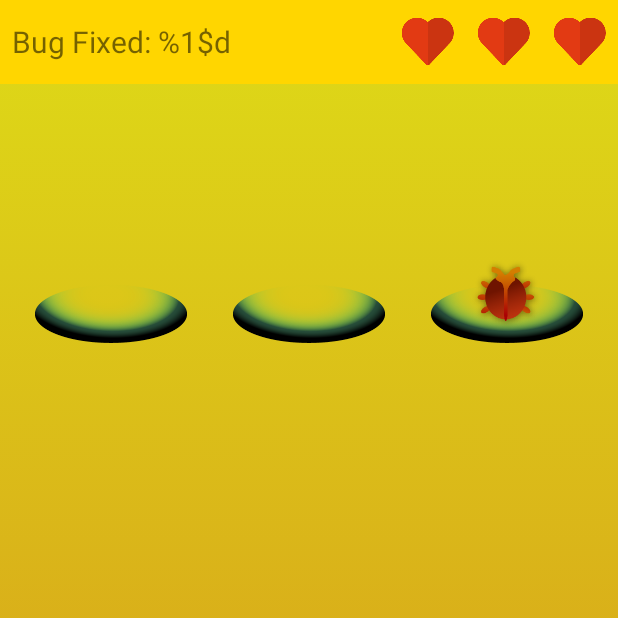
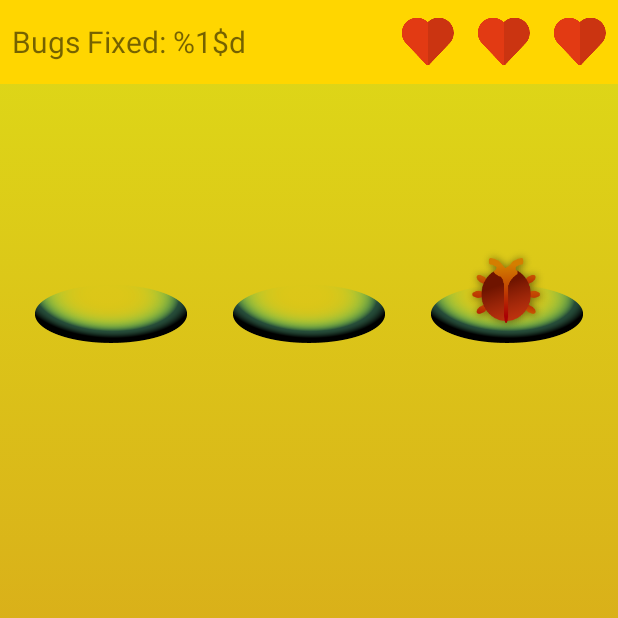
Before and after one commit to bendezu/Fixme, an Android app: the GameFieldActivity screen opened directly, with no data from a screen before it, on a phone screen of 412 x 824 dp, the top half of it. Run offline under Robolectric (Android 15) with nearby library versions, the phone set to English and light mode, and no system bars.

Commit message:
Small UI changes

```diff
--- a/app/src/main/res/layout/activity_game_field.xml
+++ b/app/src/main/res/layout/activity_game_field.xml
@@ -81,8 +81,8 @@
                     android:src="@drawable/hole" />
                 <ImageView
                     android:id="@+id/item1"
-                    android:layout_width="50dp"
-                    android:layout_height="50dp"
+                    android:layout_width="60dp"
+                    android:layout_height="60dp"
                     android:layout_gravity="center"
                     android:visibility="invisible"/>
             </FrameLayout>
@@ -100,8 +100,8 @@
                     android:src="@drawable/hole" />
                 <ImageView
                     android:id="@+id/item2"
-                    android:layout_width="50dp"
-                    android:layout_height="50dp"
+                    android:layout_width="60dp"
+                    android:layout_height="60dp"
                     android:layout_gravity="center"
                     android:visibility="invisible"/>
             </FrameLayout>
@@ -118,8 +118,8 @@
                     android:src="@drawable/hole" />
                 <ImageView
                     android:id="@+id/item3"
-                    android:layout_width="50dp"
-                    android:layout_height="50dp"
+                    android:layout_width="60dp"
+                    android:layout_height="60dp"
                     android:layout_gravity="center"
                     android:visibility="invisible"/>
             </FrameLayout>
@@ -143,8 +143,8 @@
                     android:src="@drawable/hole" />
                 <ImageView
                     android:id="@+id/item4"
-                    android:layout_width="50dp"
-                    android:layout_height="50dp"
+                    android:layout_width="60dp"
+                    android:layout_height="60dp"
                     android:layout_gravity="center"
                     android:visibility="invisible"/>
             </FrameLayout>
@@ -161,8 +161,8 @@
                     android:src="@drawable/hole" />
                 <ImageView
                     android:id="@+id/item5"
-                    android:layout_width="50dp"
-                    android:layout_height="50dp"
+                    android:layout_width="60dp"
+                    android:layout_height="60dp"
                     android:layout_gravity="center"
                     android:visibility="invisible"/>
             </FrameLayout>
@@ -179,8 +179,8 @@
                     android:src="@drawable/hole" />
                 <ImageView
                     android:id="@+id/item6"
-                    android:layout_width="50dp"
-                    android:layout_height="50dp"
+                    android:layout_width="60dp"
+                    android:layout_height="60dp"
                     android:layout_gravity="center"
                     android:visibility="invisible"/>
             </FrameLayout>
@@ -204,8 +204,8 @@
                     android:src="@drawable/hole" />
                 <ImageView
                     android:id="@+id/item7"
-                    android:layout_width="50dp"
-                    android:layout_height="50dp"
+                    android:layout_width="60dp"
+                    android:layout_height="60dp"
                     android:layout_gravity="center"
                     android:visibility="invisible"/>
             </FrameLayout>
@@ -222,8 +222,8 @@
                     android:src="@drawable/hole" />
                 <ImageView
                     android:id="@+id/item8"
-                    android:layout_width="50dp"
-                    android:layout_height="50dp"
+                    android:layout_width="60dp"
+                    android:layout_height="60dp"
                     android:layout_gravity="center"
                     android:visibility="invisible"/>
             </FrameLayout>
@@ -240,8 +240,8 @@
                     android:src="@drawable/hole" />
                 <ImageView
                     android:id="@+id/item9"
-                    android:layout_width="50dp"
-                    android:layout_height="50dp"
+                    android:layout_width="60dp"
+                    android:layout_height="60dp"
                     android:layout_gravity="center"
                     android:visibility="invisible"/>
             </FrameLayout>
--- a/app/src/main/res/values/strings.xml
+++ b/app/src/main/res/values/strings.xml
@@ -1,4 +1,4 @@
 <resources>
     <string name="app_name">FIXME</string>
-    <string name="bugFixed">Bug Fixed: %1$d</string>
+    <string name="bugFixed">Bugs Fixed: %1$d</string>
 </resources>
```
